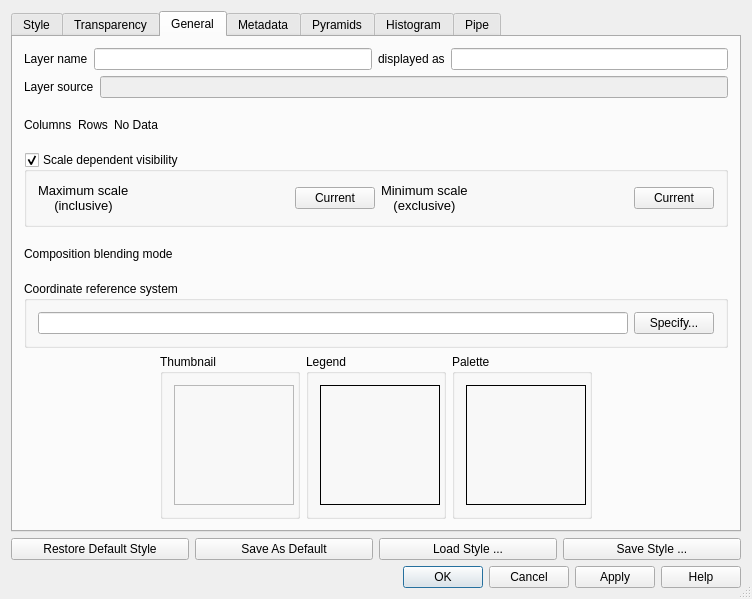
This is src/ui/qgsrasterlayerpropertiesbase.ui in qgis/QGIS as Qt 5 draws it before an edit. The edited form follows.
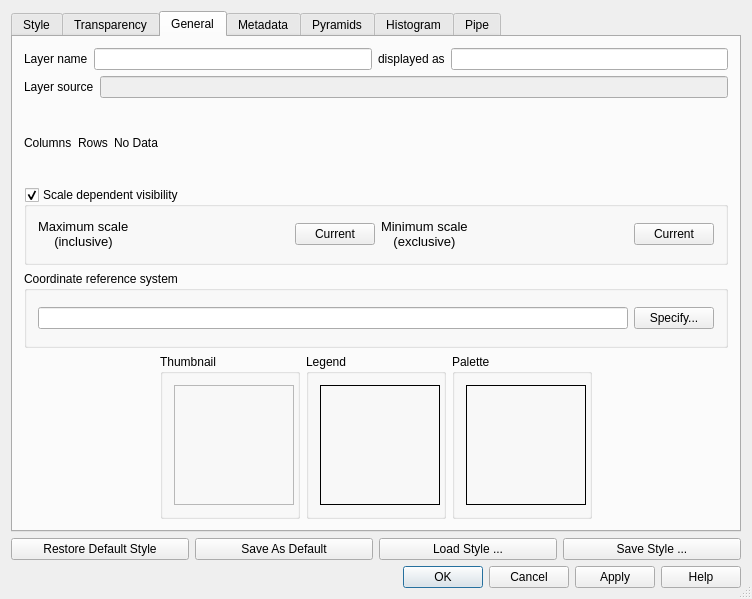
This is the edited form. Icons and pictures are not drawn. Custom widgets are drawn as their Qt base class.

Commit message: Move blend mode combo box to styles tab

```diff
--- a/src/ui/qgsrasterlayerpropertiesbase.ui
+++ b/src/ui/qgsrasterlayerpropertiesbase.ui
@@ -145,6 +145,19 @@
            </property>
           </spacer>
          </item>
+         <item>
+          <widget class="QLabel" name="mBlendTypeLabel">
+           <property name="text">
+            <string>Blending mode</string>
+           </property>
+          </widget>
+         </item>
+         <item>
+          <widget class="QgsBlendModeComboBox" name="mBlendModeComboBox" native="true">
+           <property name="minimumSize">
+           </property>
+          </widget>
+         </item>
         </layout>
        </item>
        <item>
@@ -869,52 +882,6 @@
          </layout>
         </widget>
        </item>
-       <item>
-        <layout class="QHBoxLayout" name="horizontalLayout_11">
-         <property name="leftMargin">
-          <number>0</number>
-         </property>
-         <property name="rightMargin">
-          <number>0</number>
-         </property>
-         <property name="bottomMargin">
-          <number>0</number>
-         </property>
-         <item>
-          <widget class="QLabel" name="mBlendTypeLabel">
-           <property name="text">
-            <string>Composition blending mode</string>
-           </property>
-           <property name="margin">
-            <number>0</number>
-           </property>
-          </widget>
-         </item>
-         <item>
-          <widget class="QgsBlendModeComboBox" name="mBlendModeComboBox" native="true">
-           <property name="minimumSize">
-            <size>
-             <width>0</width>
-             <height>0</height>
-            </size>
-           </property>
-          </widget>
-         </item>
-         <item>
-          <spacer name="horizontalSpacer_6">
-           <property name="orientation">
-            <enum>Qt::Horizontal</enum>
-           </property>
-           <property name="sizeHint" stdset="0">
-            <size>
-             <width>40</width>
-             <height>20</height>
-            </size>
-           </property>
-          </spacer>
-         </item>
-        </layout>
-       </item>
        <item>
         <widget class="QGroupBox" name="grpSRS">
          <property name="title">
```
Left out of the diff: 8 changed lines with no effect on the pictures. The commit also changes 4 other files.
